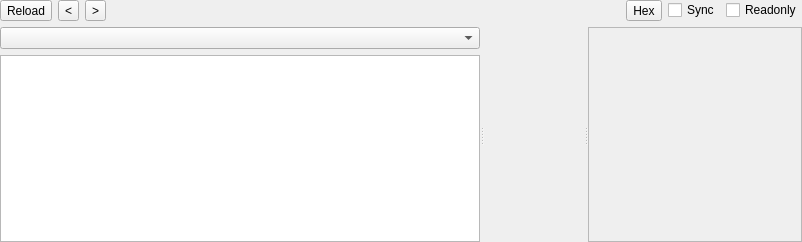
Qt form XAbstractWidgets/xmainwidget.ui (horsicq/FormatWidgets) before a commit.
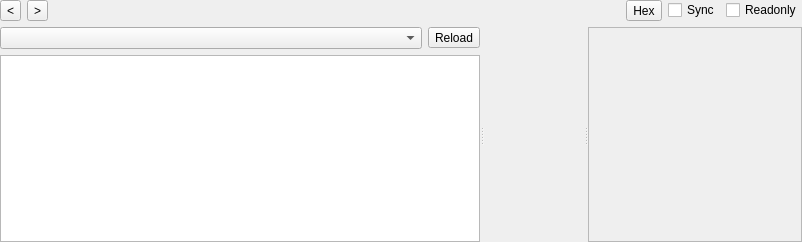
The same form after that commit. Custom widgets are drawn as their Qt base class.

What changed in the file:
```diff
--- a/XAbstractWidgets/xmainwidget.ui
+++ b/XAbstractWidgets/xmainwidget.ui
@@ -31,13 +31,6 @@
      <property name="sizeConstraint">
       <enum>QLayout::SizeConstraint::SetDefaultConstraint</enum>
      </property>
-     <item>
-      <widget class="QToolButton" name="toolButtonReload">
-       <property name="text">
-        <string>Reload</string>
-       </property>
-      </widget>
-     </item>
      <item>
       <widget class="QToolButton" name="toolButtonPrev">
        <property name="text">
@@ -102,9 +95,11 @@
      <property name="orientation">
       <enum>Qt::Orientation::Horizontal</enum>
      </property>
-     <widget class="QWidget" name="">
+     <widget class="QWidget" name="layoutWidget">
       <layout class="QVBoxLayout" name="verticalLayout">
        <item>
+        <layout class="QHBoxLayout" name="horizontalLayout_3">
+         <item>
         <widget class="QComboBox" name="comboBoxType">
          <property name="minimumSize">
           <size>
@@ -113,6 +108,15 @@
           </size>
          </property>
         </widget>
+         </item>
+         <item>
+          <widget class="QToolButton" name="toolButtonReload">
+           <property name="text">
+            <string>Reload</string>
+           </property>
+          </widget>
+         </item>
+        </layout>
        </item>
        <item>
         <widget class="QTreeWidget" name="treeWidgetNavi">
```
Lines whose indentation alone changed are shown as unchanged.
